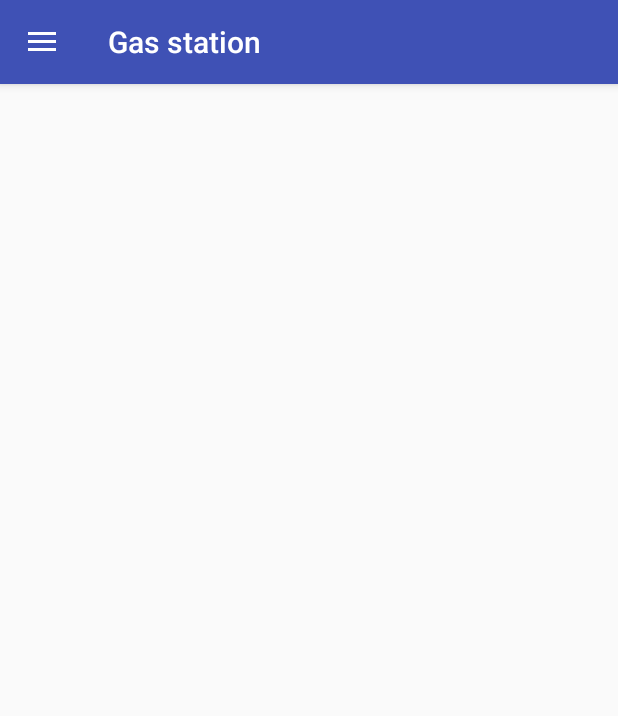
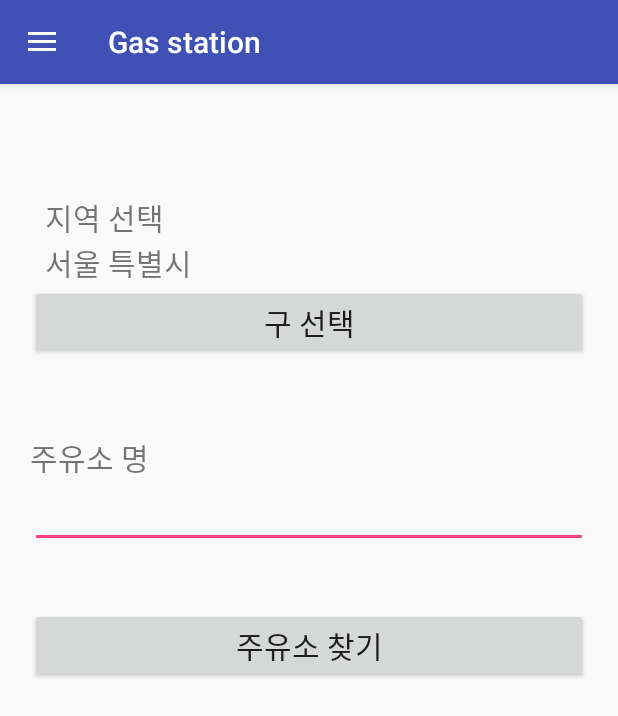
Before and after one commit to kyojun93/gasstation, an Android app: the LocalGS screen opened directly, with no data from a screen before it, on a phone screen of 412 x 824 dp. Shown: the top 716 px of the screen. Run offline under Robolectric (Android 15) with nearby library versions, the phone set to English and light mode, and no system bars.

Commit message:
no message

```diff
--- a/MyApplication/app/src/main/res/layout/activity_local_gs.xml
+++ b/MyApplication/app/src/main/res/layout/activity_local_gs.xml
@@ -20,4 +20,5 @@
         android:fitsSystemWindows="true"
         app:headerLayout="@layout/nav_header_main"
         app:menu="@menu/activity_main_drawer" />
+    <include layout="@layout/content_localgs" />
 </android.support.v4.widget.DrawerLayout>
--- a/MyApplication/app/src/main/res/layout/content_localgs.xml
+++ b/MyApplication/app/src/main/res/layout/content_localgs.xml
@@ -2,5 +2,59 @@
 <LinearLayout xmlns:android="http://schemas.android.com/apk/res/android"
     android:orientation="vertical" android:layout_width="match_parent"
     android:layout_height="match_parent">
-
+    <LinearLayout
+        android:layout_width="match_parent"
+        android:layout_height="wrap_content"
+        android:weightSum="1"
+        android:layout_marginTop="130dp"
+        android:layout_marginBottom="50dp"
+        android:layout_marginLeft="20dp"
+        android:layout_marginRight="20dp"
+        android:orientation="vertical"
+        >
+        <TextView
+            android:layout_width="match_parent"
+            android:layout_height="wrap_content"
+            android:text="지역 선택"
+            android:textSize="20dp"
+            android:layout_marginLeft="10dp"/>
+        <TextView
+            android:layout_width="match_parent"
+            android:layout_height="wrap_content"
+            android:text="서울 특별시"
+            android:textSize="20dp"
+            android:layout_marginLeft="10dp"/>
+        <Button
+            android:id="@+id/Selectlocal"
+            android:layout_width="match_parent"
+            android:layout_height="wrap_content"
+            android:text="구 선택"
+            android:textSize="20dp"/>
+    </LinearLayout>
+    <LinearLayout
+        android:layout_width="match_parent"
+        android:layout_height="wrap_content"
+        android:weightSum="1"
+        android:layout_marginBottom="20dp"
+        android:layout_marginLeft="20dp"
+        android:layout_marginRight="20dp"
+        android:orientation="vertical"
+        >
+        <TextView
+            android:layout_width="match_parent"
+            android:layout_height="wrap_content"
+            android:textSize="20dp"
+            android:text="주유소 명"/>
+        <EditText
+            android:layout_width="match_parent"
+            android:layout_height="wrap_content" />
+    </LinearLayout>
+    <Button
+        android:layout_width="match_parent"
+        android:layout_height="wrap_content"
+        android:text="주유소 찾기"
+        android:textSize="20dp"
+        android:layout_marginTop="20dp"
+        android:layout_marginLeft="20dp"
+        android:layout_marginRight="20dp"/>
 </LinearLayout>
```
